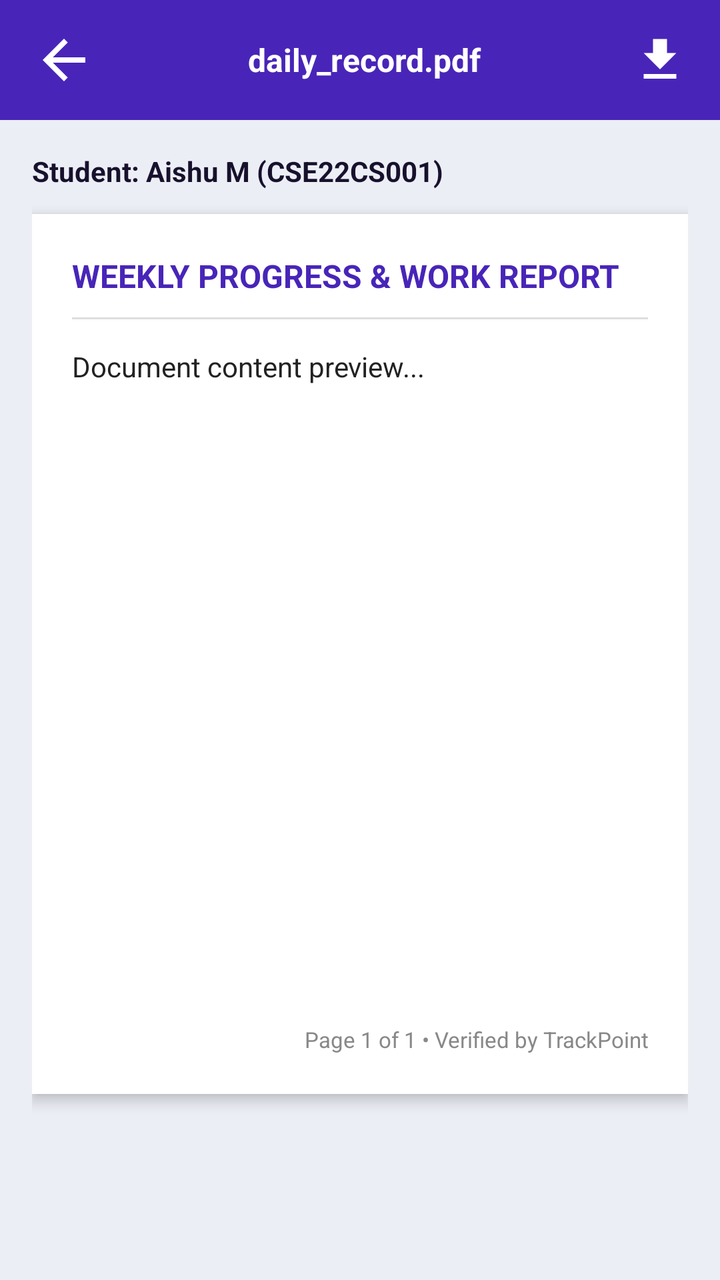
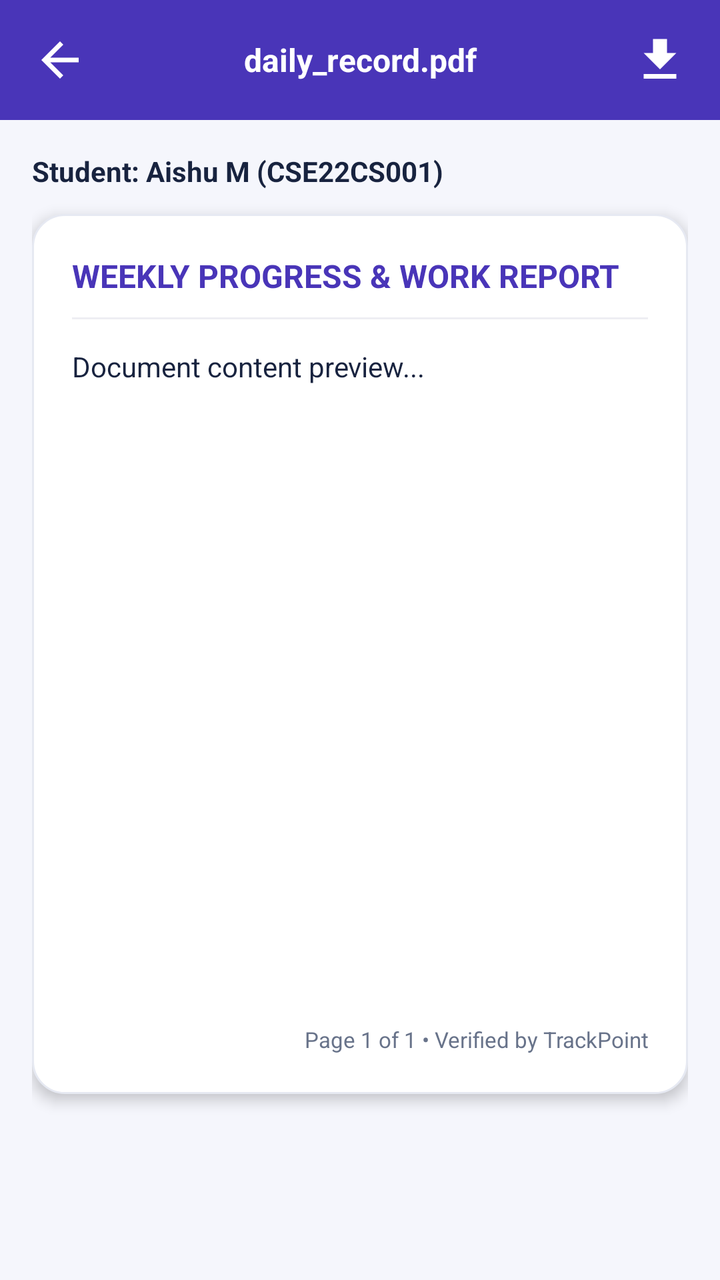

Compare the two renders of this Android layout. The source of the first and the diff that turns it into the second are given below.
<!-- AndroidManifest.xml: application theme Theme.TrackPoint -->
<!-- res/layout/activity_staff_file_viewer.xml -->
<?xml version="1.0" encoding="utf-8"?>

<LinearLayout xmlns:android="http://schemas.android.com/apk/res/android"
    xmlns:app="http://schemas.android.com/apk/res-auto"
    android:id="@+id/main"
    android:layout_width="match_parent"
    android:layout_height="match_parent"
    android:orientation="vertical"
    android:background="#4825B8"
    android:fitsSystemWindows="true">

    
    <LinearLayout
        android:layout_width="match_parent"
        android:layout_height="60dp"
        android:orientation="horizontal"
        android:gravity="center_vertical"
        android:paddingStart="16dp"
        android:paddingEnd="16dp"
        android:background="#4825B8">

        <ImageView
            android:id="@+id/btnBack"
            android:layout_width="32dp"
            android:layout_height="32dp"
            android:src="@drawable/back_symbol"
            app:tint="@color/white"
            android:contentDescription="Back" />

        <TextView
            android:id="@+id/txtViewerFileName"
            android:layout_width="0dp"
            android:layout_height="wrap_content"
            android:layout_weight="1"
            android:text="daily_record.pdf"
            android:textColor="@color/white"
            android:textSize="16sp"
            android:textStyle="bold"
            android:gravity="center"
            android:singleLine="true" />

        <ImageView
            android:id="@+id/btnViewerDownload"
            android:layout_width="28dp"
            android:layout_height="28dp"
            android:src="@drawable/ic_download"
            app:tint="@color/white"
            android:contentDescription="Download" />

    </LinearLayout>

    
    <ScrollView
        android:layout_width="match_parent"
        android:layout_height="0dp"
        android:layout_weight="1"
        android:fillViewport="true"
        android:background="#ECEEF5">

        <LinearLayout
            android:layout_width="match_parent"
            android:layout_height="wrap_content"
            android:orientation="vertical"
            android:padding="16dp">

            <TextView
                android:id="@+id/txtViewerStudent"
                android:layout_width="wrap_content"
                android:layout_height="wrap_content"
                android:text="Student: Aishu M (CSE22CS001)"
                android:textSize="14sp"
                android:textStyle="bold"
                android:textColor="#17112D"
                android:layout_marginBottom="12dp" />

            
            <LinearLayout
                android:layout_width="match_parent"
                android:layout_height="440dp"
                android:orientation="vertical"
                android:background="@color/white"
                android:elevation="4dp"
                android:padding="20dp">

                <TextView
                    android:id="@+id/txtDocHeader"
                    android:layout_width="wrap_content"
                    android:layout_height="wrap_content"
                    android:text="WEEKLY PROGRESS &amp; WORK REPORT"
                    android:textSize="16sp"
                    android:textStyle="bold"
                    android:textColor="#4825B8"
                    android:layout_marginBottom="10dp" />

                <View
                    android:layout_width="match_parent"
                    android:layout_height="1dp"
                    android:background="#DDDDDD"
                    android:layout_marginBottom="14dp" />

                <TextView
                    android:id="@+id/txtDocBody"
                    android:layout_width="match_parent"
                    android:layout_height="0dp"
                    android:layout_weight="1"
                    android:text="Document content preview..."
                    android:textSize="14sp"
                    android:lineSpacingExtra="4dp"
                    android:textColor="#222222" />

                <TextView
                    android:id="@+id/txtDocFooter"
                    android:layout_width="match_parent"
                    android:layout_height="wrap_content"
                    android:gravity="end"
                    android:text="Page 1 of 1 • Verified by TrackPoint"
                    android:textSize="11sp"
                    android:textColor="#888888" />

            </LinearLayout>

        </LinearLayout>

    </ScrollView>

</LinearLayout>
<!-- resources referenced by this layout -->
<resources>
  <color name="white">#FFFFFFFF</color>
  <!-- drawable back_symbol (drawable) -->
  <vector xmlns:android="http://schemas.android.com/apk/res/android" android:autoMirrored="true" android:height="24dp" android:tint="#000000" android:viewportHeight="24" android:viewportWidth="24" android:width="24dp">
        
      <path android:fillColor="@android:color/white" android:pathData="M20,11H7.83l5.59,-5.59L12,4l-8,8 8,8 1.41,-1.41L7.83,13H20v-2z"/>
      
  </vector>
  <!-- drawable ic_download (drawable) -->
  <vector xmlns:android="http://schemas.android.com/apk/res/android" android:height="24dp" android:tint="#000000" android:viewportHeight="24" android:viewportWidth="24" android:width="24dp">
        
      <path android:fillColor="@android:color/white" android:pathData="M19,9h-4V3H9v6H5l7,7 7,-7zM5,18v2h14v-2H5z"/>
      
  </vector>
  <style name="Theme.TrackPoint" parent="Base.Theme.TrackPoint" />
  <style name="Base.Theme.TrackPoint" parent="Theme.Material3.DayNight.NoActionBar">
          
          
      </style>
</resources>

<!-- the commit's change to res/layout/activity_staff_file_viewer.xml (unified diff, before → after) -->
@@ -6,7 +6,7 @@
     android:layout_width="match_parent"
     android:layout_height="match_parent"
     android:orientation="vertical"
-    android:background="#4825B8"
+    android:background="#4935B8"
     android:fitsSystemWindows="true">
 
     
@@ -17,12 +17,12 @@
         android:gravity="center_vertical"
         android:paddingStart="16dp"
         android:paddingEnd="16dp"
-        android:background="#4825B8">
+        android:background="#4935B8">
 
         <ImageView
             android:id="@+id/btnBack"
-            android:layout_width="32dp"
-            android:layout_height="32dp"
+            android:layout_width="28dp"
+            android:layout_height="28dp"
             android:src="@drawable/back_symbol"
             app:tint="@color/white"
             android:contentDescription="Back" />
@@ -55,7 +55,7 @@
         android:layout_height="0dp"
         android:layout_weight="1"
         android:fillViewport="true"
-        android:background="#ECEEF5">
+        android:background="#F5F6FC">
 
         <LinearLayout
             android:layout_width="match_parent"
@@ -70,7 +70,7 @@
                 android:text="Student: Aishu M (CSE22CS001)"
                 android:textSize="14sp"
                 android:textStyle="bold"
-                android:textColor="#17112D"
+                android:textColor="#18233F"
                 android:layout_marginBottom="12dp" />
 
             
@@ -78,7 +78,7 @@
                 android:layout_width="match_parent"
                 android:layout_height="440dp"
                 android:orientation="vertical"
-                android:background="@color/white"
+                android:background="@drawable/action_card"
                 android:elevation="4dp"
                 android:padding="20dp">
 
@@ -89,13 +89,13 @@
                     android:text="WEEKLY PROGRESS &amp; WORK REPORT"
                     android:textSize="16sp"
                     android:textStyle="bold"
-                    android:textColor="#4825B8"
+                    android:textColor="#4935B8"
                     android:layout_marginBottom="10dp" />
 
                 <View
                     android:layout_width="match_parent"
                     android:layout_height="1dp"
-                    android:background="#DDDDDD"
+                    android:background="#EEEEF3"
                     android:layout_marginBottom="14dp" />
 
                 <TextView
@@ -106,7 +106,7 @@
                     android:text="Document content preview..."
                     android:textSize="14sp"
                     android:lineSpacingExtra="4dp"
-                    android:textColor="#222222" />
+                    android:textColor="#18233F" />
 
                 <TextView
                     android:id="@+id/txtDocFooter"
@@ -115,7 +115,7 @@
                     android:gravity="end"
                     android:text="Page 1 of 1 • Verified by TrackPoint"
                     android:textSize="11sp"
-                    android:textColor="#888888" />
+                    android:textColor="#68738A" />
 
             </LinearLayout>
 
<!-- resource entries referenced after the edit -->
@@ -1,6 +1,12 @@
 <!-- resources referenced by this layout -->
 <resources>
   <color name="white">#FFFFFFFF</color>
+  <!-- drawable action_card (drawable) -->
+  <shape xmlns:android="http://schemas.android.com/apk/res/android">
+      <solid android:color="#FFFFFF"/>
+      <stroke android:width="1dp" android:color="#E6E9F2"/>
+      <corners android:radius="16dp"/>
+  </shape>
   <!-- drawable back_symbol (drawable) -->
   <vector xmlns:android="http://schemas.android.com/apk/res/android" android:autoMirrored="true" android:height="24dp" android:tint="#000000" android:viewportHeight="24" android:viewportWidth="24" android:width="24dp">
         
